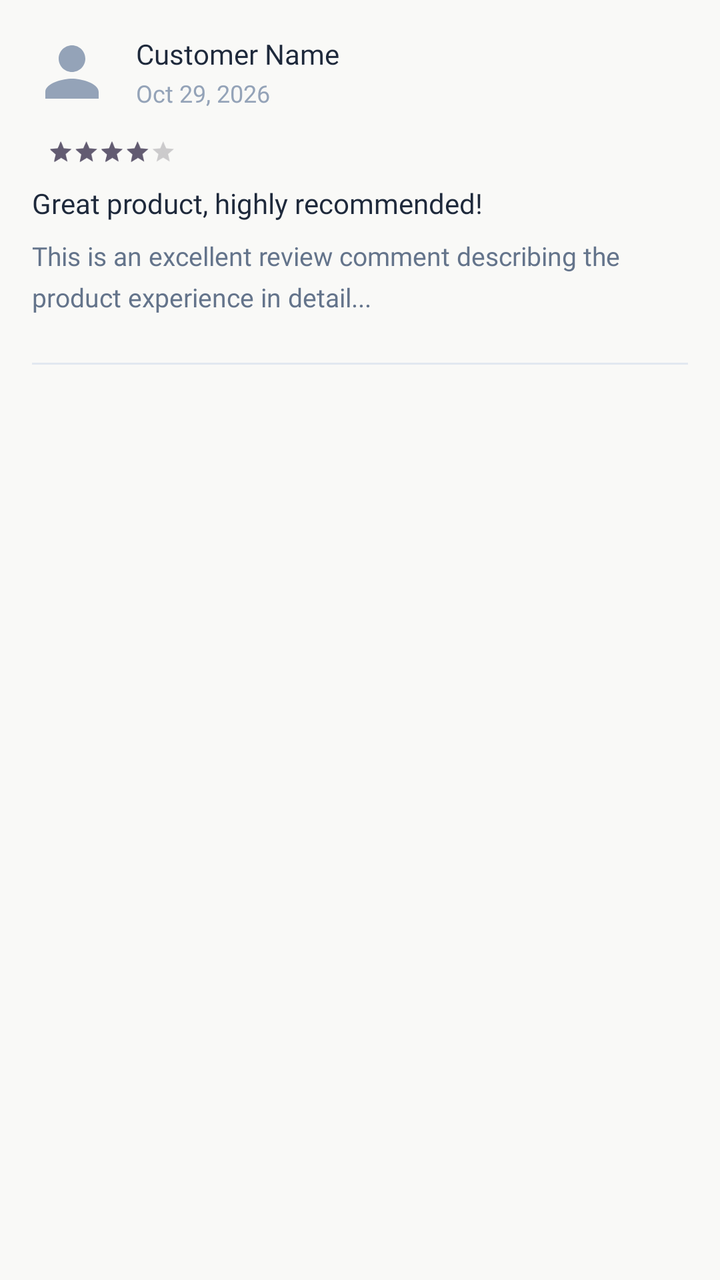
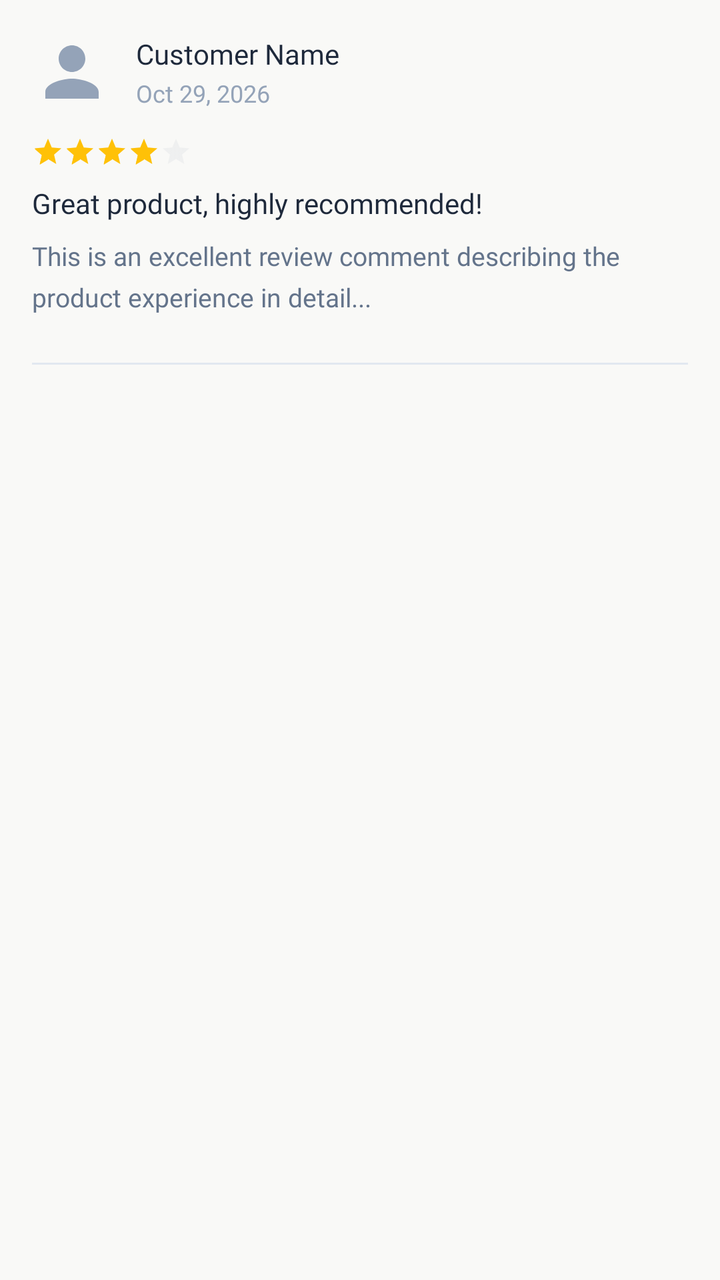

The first picture is an Android layout as it rendered before a commit; the second is the same layout after the commit. The layout source and the unified diff follow.
<!-- AndroidManifest.xml: application theme Theme.BeckieDealApp -->
<!-- res/layout/item_review.xml -->
<?xml version="1.0" encoding="utf-8"?>
<LinearLayout xmlns:android="http://schemas.android.com/apk/res/android"
    xmlns:app="http://schemas.android.com/apk/res-auto"
    android:layout_width="match_parent"
    android:layout_height="wrap_content"
    android:orientation="vertical"
    android:padding="16dp"
    android:background="?attr/selectableItemBackground">

    
    <LinearLayout
        android:layout_width="match_parent"
        android:layout_height="wrap_content"
        android:orientation="horizontal"
        android:gravity="center_vertical"
        android:layout_marginBottom="12dp">

        
        <ImageView
            android:id="@+id/review_customer_avatar"
            android:layout_width="40dp"
            android:layout_height="40dp"
            android:scaleType="centerCrop"
            android:contentDescription="Customer avatar"
            android:src="@drawable/ic_profile_placeholder" />

        
        <LinearLayout
            android:layout_width="0dp"
            android:layout_height="wrap_content"
            android:layout_weight="1"
            android:orientation="vertical"
            android:layout_marginStart="12dp">

            <TextView
                android:id="@+id/review_customer_name"
                android:layout_width="match_parent"
                android:layout_height="wrap_content"
                android:text="Customer Name"
                android:textSize="14sp"
                android:fontFamily="@font/synonym_medium"
                android:textColor="@color/text_primary" />

            <TextView
                android:id="@+id/review_date"
                android:layout_width="match_parent"
                android:layout_height="wrap_content"
                android:text="Oct 29, 2026"
                android:textSize="12sp"
                android:fontFamily="@font/synonym_regular"
                android:textColor="@color/text_muted"
                android:layout_marginTop="2dp" />

        </LinearLayout>

        
        <TextView
            android:id="@+id/review_verified_badge"
            android:layout_width="wrap_content"
            android:layout_height="wrap_content"
            android:text="✓ Verified"
            android:textSize="11sp"
            android:fontFamily="@font/synonym_medium"
            android:textColor="@color/green_stock"
            android:background="@drawable/badge_rect"
            android:paddingStart="8dp"
            android:paddingEnd="8dp"
            android:paddingTop="4dp"
            android:paddingBottom="4dp"
            android:visibility="gone" />

    </LinearLayout>

    
    <RatingBar
        android:id="@+id/review_rating_bar"
        android:layout_width="wrap_content"
        android:layout_height="wrap_content"
        android:numStars="5"
        android:rating="4"
        android:stepSize="1"
        android:isIndicator="true"
        android:scaleX="0.8"
        android:scaleY="0.8"
        android:layout_marginBottom="8dp"
        style="?android:attr/ratingBarStyleSmall" />

    
    <TextView
        android:id="@+id/review_title"
        android:layout_width="match_parent"
        android:layout_height="wrap_content"
        android:text="Great product, highly recommended!"
        android:textSize="14sp"
        android:fontFamily="@font/synonym_semibold"
        android:textColor="@color/text_primary"
        android:layout_marginBottom="8dp" />

    
    <TextView
        android:id="@+id/review_comment"
        android:layout_width="match_parent"
        android:layout_height="wrap_content"
        android:text="This is an excellent review comment describing the product experience in detail..."
        android:textSize="13sp"
        android:fontFamily="@font/synonym_regular"
        android:textColor="@color/text_secondary"
        android:layout_marginBottom="12dp"
        android:lineSpacingMultiplier="1.3" />

    
    <LinearLayout
        android:layout_width="match_parent"
        android:layout_height="wrap_content"
        android:orientation="horizontal"
        android:gravity="end">

        <TextView
            android:id="@+id/review_helpful_count"
            android:layout_width="wrap_content"
            android:layout_height="wrap_content"
            android:text="👍 12 found this helpful"
            android:textSize="11sp"
            android:fontFamily="@font/synonym_regular"
            android:textColor="@color/text_muted"
            android:visibility="gone" />

        
        <LinearLayout
            android:layout_width="wrap_content"
            android:layout_height="wrap_content"
            android:orientation="horizontal"
            android:gravity="end">

            <Button
                android:id="@+id/review_edit_button"
                android:layout_width="wrap_content"
                android:layout_height="wrap_content"
                android:text="Edit"
                android:textSize="11sp"
                style="@style/Widget.MaterialComponents.Button.OutlinedButton"
                android:layout_marginEnd="8dp"
                android:visibility="gone" />

            <Button
                android:id="@+id/review_delete_button"
                android:layout_width="wrap_content"
                android:layout_height="wrap_content"
                android:text="Delete"
                style="@style/Widget.MaterialComponents.Button.OutlinedButton"
                android:textSize="11sp"
                android:visibility="gone" />

        </LinearLayout>

    </LinearLayout>

    
    <View
        android:layout_width="match_parent"
        android:layout_height="1dp"
        android:background="@color/border_color"
        android:layout_marginTop="12dp" />

</LinearLayout>
<!-- resources referenced by this layout -->
<resources>
  <color name="border_color">#E2E8F0</color>
  <color name="green_stock">#22C55E</color>
  <color name="text_muted">#94A3B8</color>
  <color name="text_primary">#1E293B</color>
  <color name="text_secondary">#64748B</color>
  <!-- drawable badge_rect (drawable) -->
  <?xml version="1.0" encoding="utf-8"?>
  <shape xmlns:android="http://schemas.android.com/apk/res/android">
      <solid android:color="@color/primary" />
      <corners android:radius="4dp" />
      <padding 
          android:left="10dp"
          android:top="5dp"
          android:right="10dp"
          android:bottom="5dp" />
  </shape>
  <style name="Theme.BeckieDealApp" parent="Base.Theme.BeckieDealApp">
          <item name="buttonStyle">@style/Widget.App.Button</item>
          <item name="materialButtonStyle">@style/Widget.App.Button</item>
      </style>
  <color name="primary">#FDC011</color>
  <style name="Widget.App.Button" parent="Widget.Material3.Button">
          <item name="shapeAppearance">@style/ShapeAppearance.App.Button.Pill</item>
          <item name="android:textAppearance">@style/TextAppearance.App.Button</item>
      </style>
  <color name="on_primary">#FFFFFF</color>
  <color name="primary_container">#FDC011</color>
  <color name="on_primary_container">#582200</color>
  <color name="background">#F9F9F7</color>
  <color name="chip_selected_bg">#3E2723</color>
  <color name="surface">#FFFFFF</color>
  <color name="on_surface">#251913</color>
  <style name="TextAppearance.App.ScreenTitle" parent="TextAppearance.Material3.HeadlineMedium">
          <item name="android:fontFamily">@font/amulya_bold</item>
          <item name="android:textSize">28sp</item>
          <item name="android:letterSpacing">-0.02</item>
          <item name="android:textColor">#000000</item>
      </style>
  <style name="TextAppearance.App.ProductName" parent="TextAppearance.Material3.HeadlineSmall">
          <item name="android:fontFamily">@font/amulya_bold</item>
          <item name="android:textSize">24sp</item>
          <item name="android:letterSpacing">-0.02</item>
          <item name="android:textColor">@color/text_primary</item>
      </style>
  <style name="TextAppearance.App.PriceHero" parent="TextAppearance.Material3.TitleLarge">
          <item name="android:fontFamily">@font/amulya_bold</item>
          <item name="android:textSize">22sp</item>
          <item name="android:letterSpacing">-0.01</item>
          <item name="android:textColor">@color/text_primary</item>
      </style>
  <style name="TextAppearance.App.SectionHeader" parent="TextAppearance.Material3.TitleMedium">
          <item name="android:fontFamily">@font/amulya_bold</item>
          <item name="android:textSize">18sp</item>
          <item name="android:letterSpacing">-0.01</item>
          <item name="android:textColor">@color/text_primary</item>
      </style>
  <style name="TextAppearance.App.CardProductName" parent="TextAppearance.Material3.BodyLarge">
          <item name="android:fontFamily">@font/synonym_medium</item>
          <item name="android:textSize">15sp</item>
          <item name="android:letterSpacing">0</item>
          <item name="android:textColor">@color/text_primary</item>
      </style>
  <style name="TextAppearance.App.Button" parent="TextAppearance.Material3.LabelLarge">
          <item name="android:fontFamily">@font/synonym_semibold</item>
          <item name="android:textSize">15sp</item>
          <item name="android:letterSpacing">0.01</item>
          <item name="android:textAllCaps">false</item>
      </style>
  <style name="ShapeAppearance.App.Button.Pill" parent="">
          <item name="cornerFamily">rounded</item>
          <item name="cornerSize">50%</item>
      </style>
  <color name="nav_indicator_fill">#FFF1EB</color>
  <style name="ShapeAppearance.App.BottomNav.ActiveIndicator" parent="">
          <item name="cornerFamily">rounded</item>
          <item name="cornerSize">50%</item>
      </style>
  <!-- unchanged entries left out for length: 7 -->
</resources>

<!-- the commit's change to res/layout/item_review.xml (unified diff, before → after) -->
@@ -80,10 +80,11 @@
         android:rating="4"
         android:stepSize="1"
         android:isIndicator="true"
-        android:scaleX="0.8"
-        android:scaleY="0.8"
-        android:layout_marginBottom="8dp"
-        style="?android:attr/ratingBarStyleSmall" />
+        android:progressTint="@color/yellow_star"
+        android:secondaryProgressTint="@color/yellow_star"
+        android:progressBackgroundTint="#D1D5DB"
+        style="?android:attr/ratingBarStyleSmall"
+        android:layout_marginBottom="8dp" />
 
     
     <TextView
<!-- resource entries referenced after the edit -->
@@ -5,6 +5,7 @@
   <color name="text_muted">#94A3B8</color>
   <color name="text_primary">#1E293B</color>
   <color name="text_secondary">#64748B</color>
+  <color name="yellow_star">#FFC107</color>
   <!-- drawable badge_rect (drawable) -->
   <?xml version="1.0" encoding="utf-8"?>
   <shape xmlns:android="http://schemas.android.com/apk/res/android">
